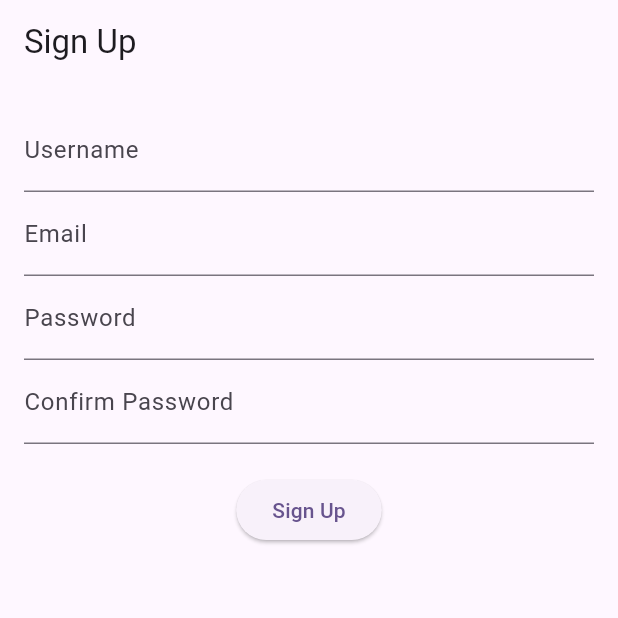
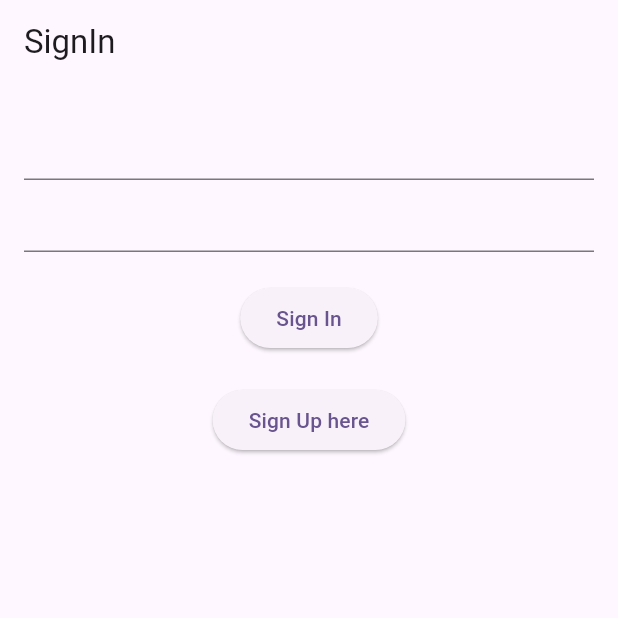
Before and after one commit to FiSeStRo/Ecoland-Apps, a Flutter app: the screen it shows after launch, on a phone screen of 412 x 824 dp, the top half of it. Run offline on Flutter 3.47's test engine with Material 3 defaults, Android fonts, the light colour scheme and no system bars.

Commit message:
add sign in screen

```diff
--- a/lib/main.dart
+++ b/lib/main.dart
@@ -1,4 +1,5 @@
 import 'package:ecoland_application/providers/user_settings_provider.dart';
+import 'package:ecoland_application/screens/sign_in_screen.dart';
 import 'package:ecoland_application/screens/signup_screen.dart';
 import 'package:flutter/material.dart';
 import 'package:provider/provider.dart';
@@ -39,10 +40,11 @@
         colorScheme: ColorScheme.fromSeed(seedColor: Colors.deepPurple),
         useMaterial3: true,
       ),
-      home: SignupScreen(),
+      home: SignInScreen(),
       routes: {
         "/sign-up": (context) => SignupScreen(),
-        "/sign-in": (context) => MyHomePage(title: "title")
+        "/sign-in": (context) => SignInScreen(),
+        "/overview": (context) => MyHomePage(title: "title")
       },
     );
   }
--- /dev/null
+++ b/lib/screens/sign_in_screen.dart
@@ -0,0 +1,65 @@
+import 'package:ecoland_application/providers/user_settings_provider.dart';
+import 'package:flutter/material.dart';
+
+class SignInScreen extends StatefulWidget {
+  const SignInScreen({super.key});
+
+  @override
+  State<SignInScreen> createState() => _SignInScreenState();
+}
+
+onPressed(String username, String password) async {}
+
+class _SignInScreenState extends State<SignInScreen> {
+  final TextEditingController _usernameController = TextEditingController();
+  final TextEditingController _passwordController = TextEditingController();
+  @override
+  Widget build(BuildContext context) {
+    return Scaffold(
+      appBar: AppBar(
+        title: const Text("SignIn"),
+      ),
+      body: Padding(
+          padding: const EdgeInsets.all(16.0),
+          child: Column(
+            children: <Widget>[
+              TextField(
+                controller: _usernameController,
+              ),
+              TextField(
+                controller: _passwordController,
+              ),
+              const SizedBox(
+                height: 20,
+              ),
+              ElevatedButton(
+                  onPressed: () async {
+                    final navigator = Navigator.of(context);
+                    if (_usernameController.text == "" ||
+                        _passwordController.text == "") {
+                      //ToDo: Show error username or password can't be empty
+                      return;
+                    }
+                    bool signedIn = await UserSettingsProvider().signIn(
+                        _usernameController.text, _passwordController.text);
+                    if (signedIn) {
+                      navigator.popAndPushNamed("/overview");
+                    } else {
+                      print("could not login");
+                    }
+                  },
+                  child: const Text("Sign In")),
+              const SizedBox(
+                height: 20,
+              ),
+              ElevatedButton(
+                  onPressed: () {
+                    final navigator = Navigator.of(context);
+                    navigator.pushNamed("/sign-up");
+                  },
+                  child: const Text("Sign Up here")),
+            ],
+          )),
+    );
+  }
+}
--- a/lib/screens/signup_screen.dart
+++ b/lib/screens/signup_screen.dart
@@ -41,17 +41,19 @@ class _SignupScreenState extends State<SignupScreen> {
             TextField(
               controller: _confirmPasswordController,
               decoration: const InputDecoration(labelText: 'Confirm Password'),
+              obscureText: true,
             ),
             const SizedBox(height: 20),
             ElevatedButton(
               onPressed: () async {
+                final navigator = Navigator.of(context);
                 if (_confirmPasswordController.text ==
                     _passwordController.text) {
                   bool success = await signUp(_usernameController.text,
                       _emailController.text, _passwordController.text);
                   if (success) {
                     if (!mounted) return;
-                    Navigator.pushReplacementNamed(context, '/sign-in');
+                    navigator.pushReplacementNamed('/sign-in');
                   }
                 }
               },
```
Also changed, not shown: lib/providers/api/authentication.dart (+7 -5 lines), lib/providers/api/config.dart (+13 -1 lines), lib/providers/user_settings_provider.dart (+14 -8 lines).
